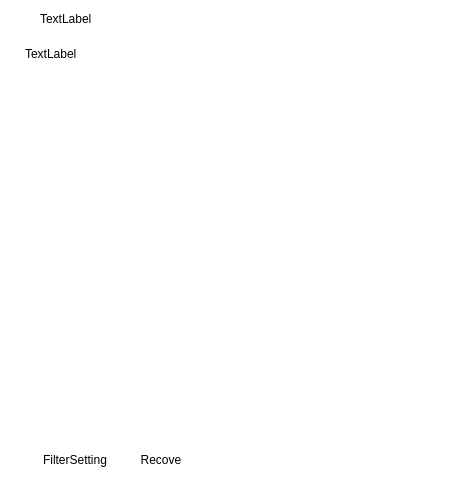
Above: src/kylinburnerfilefilter.ui from UbuntuKylin/kylin-burner before the change. Below: the same form after it.
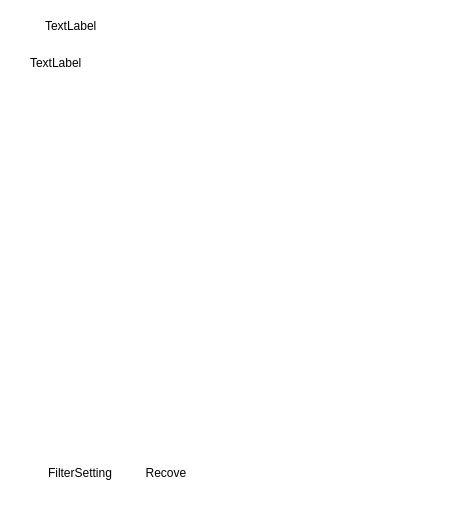
That is the form after the change. Icons and pictures are not drawn.

Patch:
```diff
--- a/src/kylinburnerfilefilter.ui
+++ b/src/kylinburnerfilefilter.ui
@@ -6,8 +6,8 @@
    <rect>
     <x>0</x>
     <y>0</y>
-    <width>450</width>
-    <height>500</height>
+    <width>470</width>
+    <height>520</height>
    </rect>
   </property>
   <property name="sizePolicy">
@@ -18,14 +18,14 @@
   </property>
   <property name="minimumSize">
    <size>
-    <width>450</width>
-    <height>500</height>
+    <width>470</width>
+    <height>520</height>
    </size>
   </property>
   <property name="maximumSize">
    <size>
-    <width>450</width>
-    <height>500</height>
+    <width>470</width>
+    <height>520</height>
    </size>
   </property>
   <property name="windowTitle">
@@ -35,6 +35,24 @@
    <string notr="true">background-color: rgb(255, 255, 255);
 border: none;border-radius: 4px;</string>
   </property>
+  <layout class="QGridLayout" name="gridLayout">
+   <property name="leftMargin">
+    <number>5</number>
+   </property>
+   <property name="topMargin">
+    <number>5</number>
+   </property>
+   <property name="rightMargin">
+    <number>5</number>
+   </property>
+   <property name="bottomMargin">
+    <number>5</number>
+   </property>
+   <property name="spacing">
+    <number>0</number>
+   </property>
+   <item row="0" column="0">
+    <widget class="QWidget" name="filterBackground" native="true">
   <layout class="QVBoxLayout" name="verticalLayout">
    <property name="spacing">
     <number>0</number>
@@ -52,7 +70,7 @@
     <number>0</number>
    </property>
    <item>
-    <widget class="QWidget" name="widget" native="true">
+       <widget class="QWidget" name="widget_2" native="true">
      <property name="minimumSize">
       <size>
        <width>450</width>
@@ -174,7 +192,7 @@
     </widget>
    </item>
    <item>
-    <widget class="QWidget" name="widget_2" native="true">
+       <widget class="QWidget" name="widget_5" native="true">
      <property name="minimumSize">
       <size>
        <width>450</width>
@@ -239,7 +257,7 @@
        <height>371</height>
       </size>
      </property>
-     <layout class="QGridLayout" name="gridLayout">
+        <layout class="QGridLayout" name="gridLayout_2">
       <property name="leftMargin">
        <number>25</number>
       </property>
@@ -354,6 +372,9 @@
          </size>
         </property>
        </spacer>
+         </item>
+        </layout>
+       </widget>
       </item>
      </layout>
     </widget>
```
Lines whose indentation alone changed are shown as unchanged.
